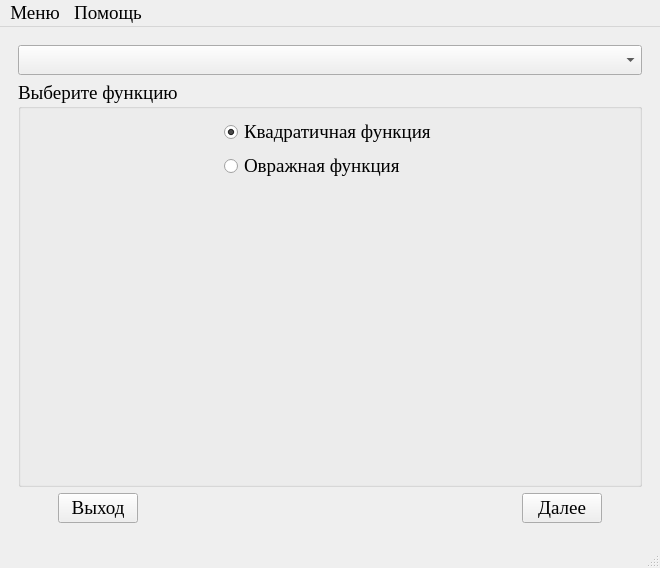
The window that optimizationmethods/ui/mainwindow.ui (Eliminationzx/optimizationmethods) describes before a commit, drawn with Qt 5.
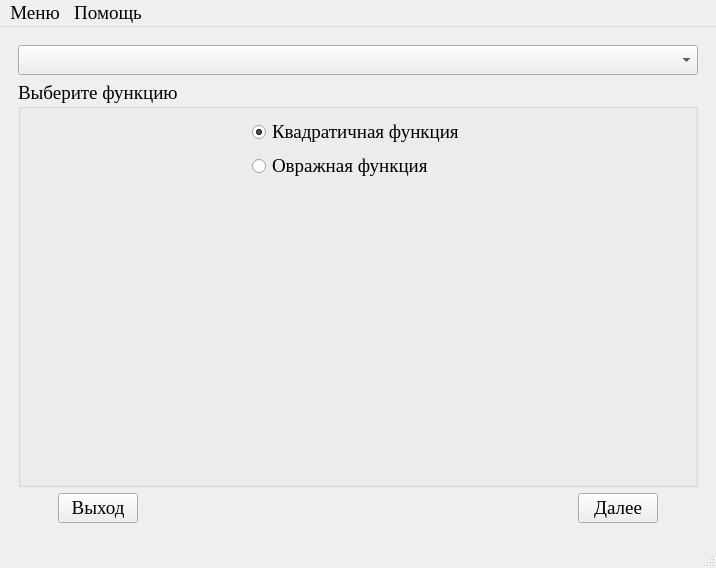
The same window after the commit. Icons and pictures are not drawn.

What changed in the file:
```diff
--- a/optimizationmethods/ui/mainwindow.ui
+++ b/optimizationmethods/ui/mainwindow.ui
@@ -6,8 +6,8 @@
    <rect>
     <x>0</x>
     <y>0</y>
-    <width>660</width>
-    <height>533</height>
+    <width>716</width>
+    <height>528</height>
    </rect>
   </property>
   <property name="font">
@@ -544,7 +544,7 @@
     <rect>
      <x>0</x>
      <y>0</y>
-     <width>660</width>
+     <width>716</width>
      <height>23</height>
     </rect>
    </property>
```
